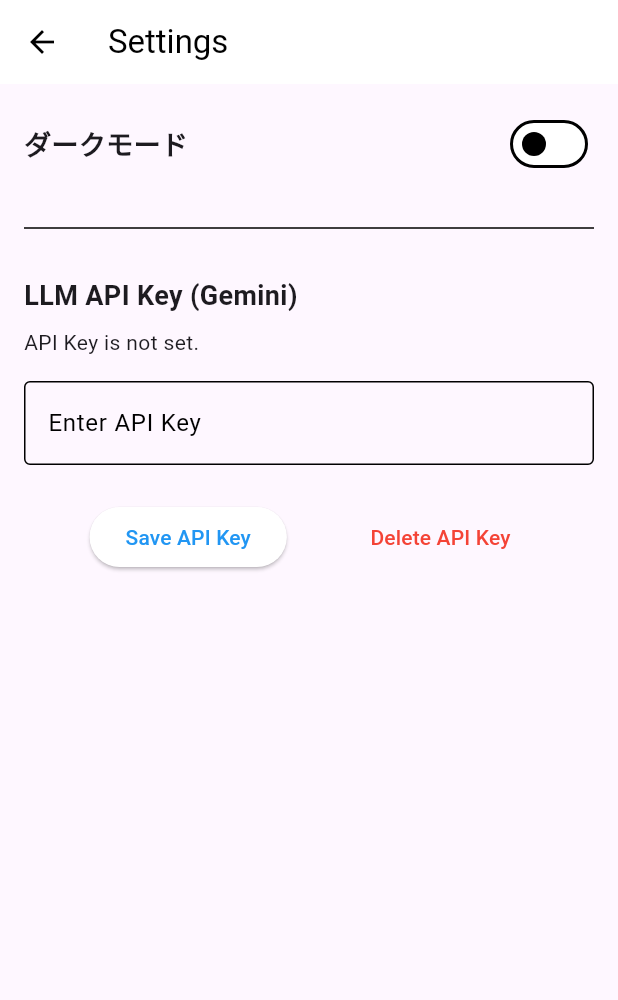
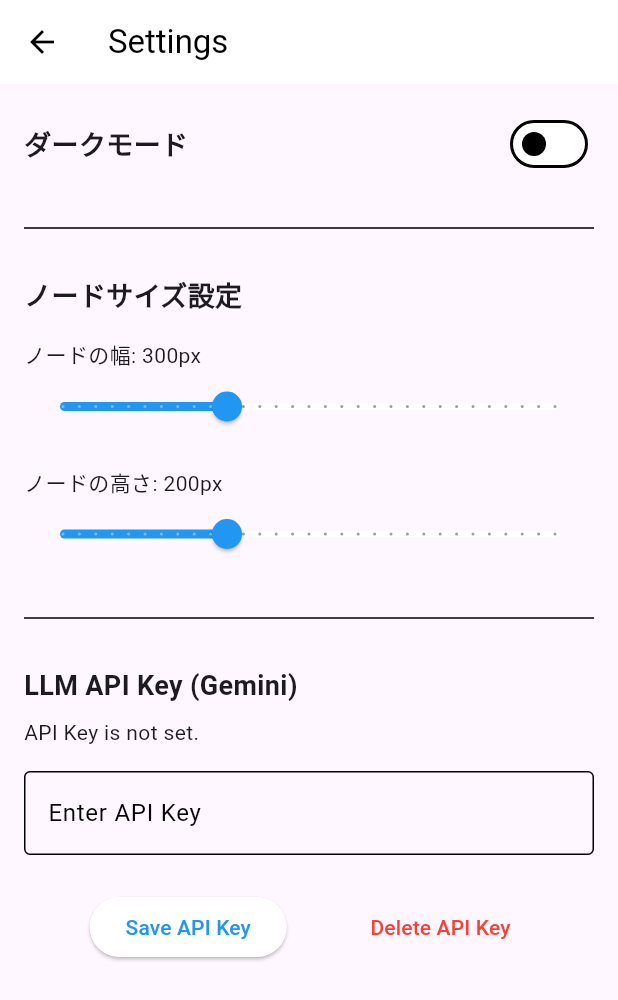
Before and after one commit to komoriyuta/llm_graph_chat, a Flutter app: the SettingsScreen screen opened directly, on a phone screen of 412 x 824 dp. Shown: the top 1000 px of the screen. Run offline on Flutter 3.47's test engine with Material 3 defaults, Android fonts, the phone set to English and light mode, and no system bars; our stand-ins replace flutter_secure_storage, share_plus, shared_preferences; missing offline and left inert: dart:html; accounts and stored records are empty.

Commit message:
boxサイズの調整

```diff
--- a/lib/providers/theme_provider.dart
+++ b/lib/providers/theme_provider.dart
@@ -4,15 +4,29 @@ import '../services/local_storage_service.dart';
 class ThemeProvider extends ChangeNotifier {
   final LocalStorageService _storageService = LocalStorageService();
   bool _isDarkMode = false;
+  double _nodeWidth = LocalStorageService.defaultNodeWidth;
+  double _nodeHeight = LocalStorageService.defaultNodeHeight;
 
   bool get isDarkMode => _isDarkMode;
+  double get nodeWidth => _nodeWidth;
+  double get nodeHeight => _nodeHeight;
 
   ThemeProvider() {
-    _loadThemeMode();
+    _loadSettings();
   }
 
-  Future<void> _loadThemeMode() async {
+  Future<void> _loadSettings() async {
     _isDarkMode = await _storageService.getDarkMode();
+    _nodeWidth = await _storageService.getNodeWidth();
+    _nodeHeight = await _storageService.getNodeHeight();
+    notifyListeners();
+  }
+
+  Future<void> updateNodeSize(double width, double height) async {
+    _nodeWidth = width;
+    _nodeHeight = height;
+    await _storageService.setNodeWidth(width);
+    await _storageService.setNodeHeight(height);
     notifyListeners();
   }
 
--- a/lib/screens/settings_screen.dart
+++ b/lib/screens/settings_screen.dart
@@ -125,6 +125,48 @@ class _SettingsScreenState extends State<SettingsScreen> {
                 const SizedBox(height: 24),
                 const Divider(),
                 const SizedBox(height: 24),
+
+                // ノードサイズ設定
+                const Text(
+                  'ノードサイズ設定',
+                  style: TextStyle(fontSize: 18, fontWeight: FontWeight.bold),
+                ),
+                const SizedBox(height: 16),
+                Consumer<ThemeProvider>(
+                  builder: (context, themeProvider, child) {
+                    return Column(
+                      crossAxisAlignment: CrossAxisAlignment.start,
+                      children: [
+                        Text('ノードの幅: ${themeProvider.nodeWidth.round()}px'),
+                        Slider(
+                          value: themeProvider.nodeWidth,
+                          min: 200,
+                          max: 500,
+                          divisions: 30,
+                          label: themeProvider.nodeWidth.round().toString(),
+                          onChanged: (value) {
+                            themeProvider.updateNodeSize(value, themeProvider.nodeHeight);
+                          },
+                        ),
+                        const SizedBox(height: 16),
+                        Text('ノードの高さ: ${themeProvider.nodeHeight.round()}px'),
+                        Slider(
+                          value: themeProvider.nodeHeight,
+                          min: 100,
+                          max: 400,
+                          divisions: 30,
+                          label: themeProvider.nodeHeight.round().toString(),
+                          onChanged: (value) {
+                            themeProvider.updateNodeSize(themeProvider.nodeWidth, value);
+                          },
+                        ),
+                      ],
+                    );
+                  },
+                ),
+                const SizedBox(height: 24),
+                const Divider(),
+                const SizedBox(height: 24),
                 const Text(
                   'LLM API Key (Gemini)',
                   style: TextStyle(fontSize: 18, fontWeight: FontWeight.bold),
--- a/lib/services/local_storage_service.dart
+++ b/lib/services/local_storage_service.dart
@@ -6,6 +6,11 @@ import '../models/session_list.dart';
 class LocalStorageService {
   static const String _sessionsKey = 'chat_sessions';
   static const String _darkModeKey = 'dark_mode';
+  static const String _nodeWidthKey = 'node_width';
+  static const String _nodeHeightKey = 'node_height';
+
+  static const double defaultNodeWidth = 300.0;
+  static const double defaultNodeHeight = 200.0;
 
   // セッションの保存
   Future<void> saveSession(GraphSession session) async {
@@ -75,4 +80,28 @@ class LocalStorageService {
     final prefs = await SharedPreferences.getInstance();
     return prefs.getBool(_darkModeKey) ?? false;
   }
+
+  // ノードの幅設定の保存
+  Future<void> setNodeWidth(double width) async {
+    final prefs = await SharedPreferences.getInstance();
+    await prefs.setDouble(_nodeWidthKey, width);
+  }
+
+  // ノードの幅設定の読み込み
+  Future<double> getNodeWidth() async {
+    final prefs = await SharedPreferences.getInstance();
+    return prefs.getDouble(_nodeWidthKey) ?? defaultNodeWidth;
+  }
+
+  // ノードの高さ設定の保存
+  Future<void> setNodeHeight(double height) async {
+    final prefs = await SharedPreferences.getInstance();
+    await prefs.setDouble(_nodeHeightKey, height);
+  }
+
+  // ノードの高さ設定の読み込み
+  Future<double> getNodeHeight() async {
+    final prefs = await SharedPreferences.getInstance();
+    return prefs.getDouble(_nodeHeightKey) ?? defaultNodeHeight;
+  }
 }
```
Also changed, not shown: lib/widgets/chat_graph.dart (+39 -1 lines), image.png, 4 other files.
